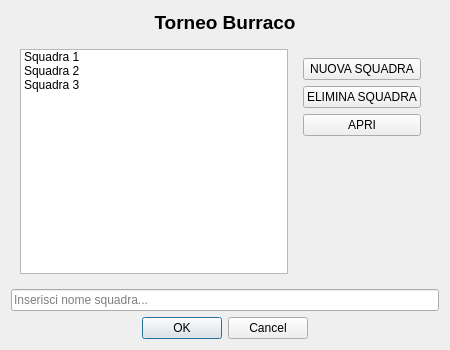
Qt form windows/torneo_burraco.ui (ironlanderl/progettoIngegneriaSoftware) before a commit.
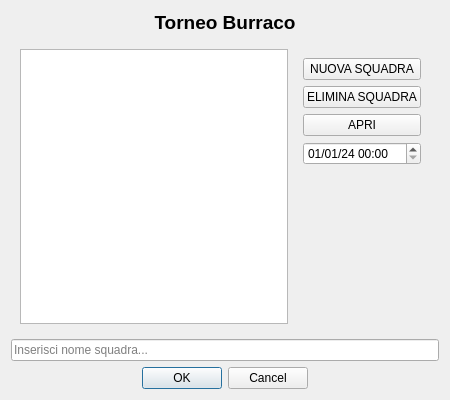
The same form after that commit.

Commit message: Implementazione dei Tornei. Aggiunta parziale dell'interfaccia per la gestione dei tornei.

Patch:
```diff
--- a/windows/torneo_burraco.ui
+++ b/windows/torneo_burraco.ui
@@ -7,7 +7,7 @@
     <x>0</x>
     <y>0</y>
     <width>450</width>
-    <height>350</height>
+    <height>400</height>
    </rect>
   </property>
   <property name="windowTitle">
@@ -36,21 +36,6 @@
      <layout class="QHBoxLayout" name="horizontalLayout_Content">
       <item>
        <widget class="QListWidget" name="lstSquadre">
-        <item>
-         <property name="text">
-          <string>Squadra 1</string>
-         </property>
-        </item>
-        <item>
-         <property name="text">
-          <string>Squadra 2</string>
-         </property>
-        </item>
-        <item>
-         <property name="text">
-          <string>Squadra 3</string>
-         </property>
-        </item>
        </widget>
       </item>
       <item>
@@ -77,6 +62,20 @@
            </property>
           </widget>
          </item>
+         <item>
+          <widget class="QDateTimeEdit" name="dateTimeEditTorneo">
+           <property name="date">
+            <date>
+             <year>2024</year>
+             <month>1</month>
+             <day>1</day>
+            </date>
+           </property>
+           <property name="displayFormat">
+            <string>dd/MM/yy HH:mm</string>
+           </property>
+          </widget>
+         </item>
          <item>
           <spacer name="verticalSpacer_Buttons">
            <property name="orientation">
```
Left out of the diff: 17 changed lines with no effect on the pictures. The commit also changes 5 other files.
